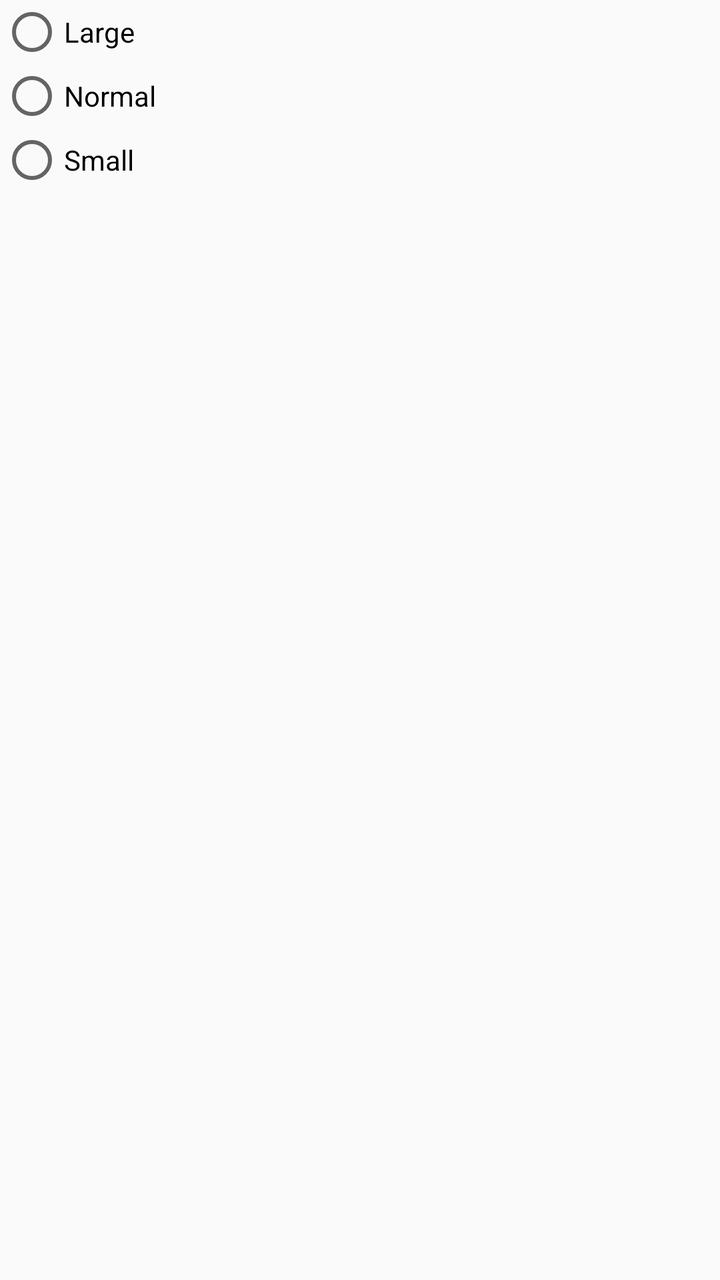
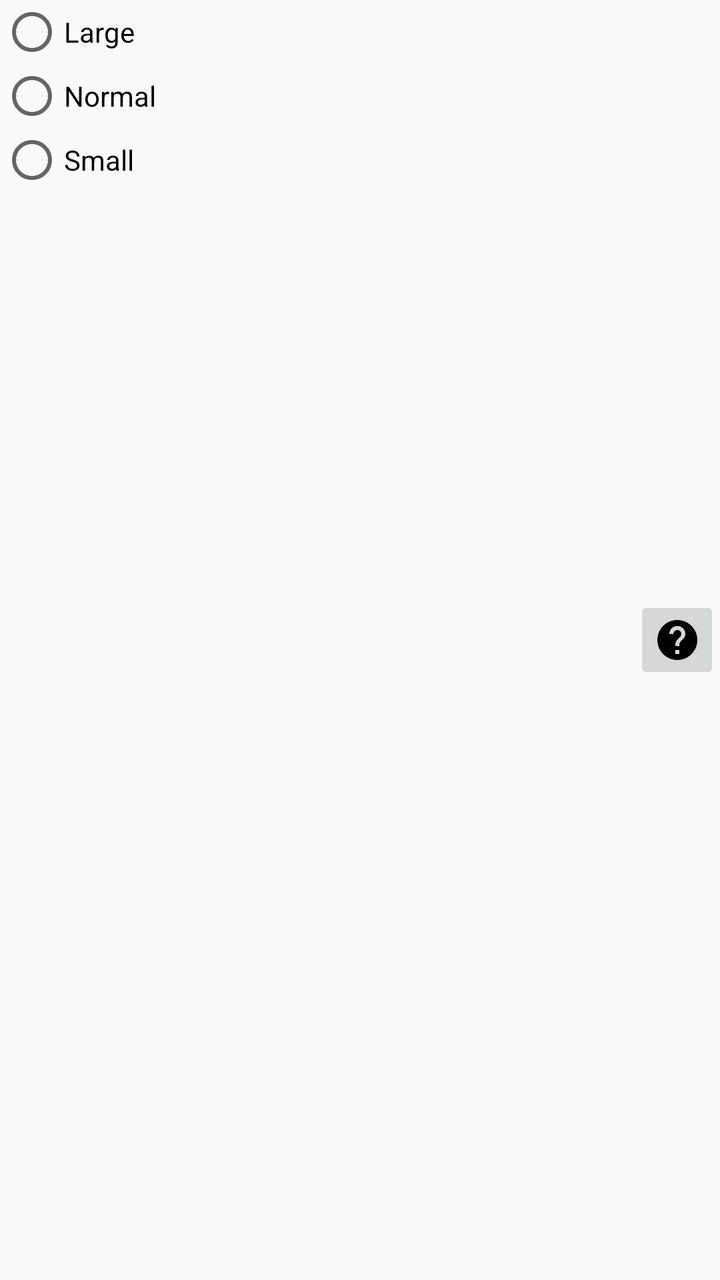

Screens rendered from an Android XML layout before and after an edit, with the pre-edit source and the edit as a unified diff.
<!-- AndroidManifest.xml: application theme AppTheme -->
<!-- res/layout/change_text_size_dialog_fragment.xml -->
<?xml version="1.0" encoding="utf-8"?>
<LinearLayout xmlns:android="http://schemas.android.com/apk/res/android"
    android:orientation="vertical" android:layout_width="match_parent"
    android:layout_height="match_parent">

    <RadioGroup
        android:id="@+id/text_size_radio_group"
        android:layout_width="wrap_content"
        android:layout_height="wrap_content">

        <RadioButton
            android:layout_width="wrap_content"
            android:layout_height="wrap_content"
            android:text="@string/large_size"
            android:id="@+id/large_size" />

        <RadioButton
            android:layout_width="wrap_content"
            android:layout_height="wrap_content"
            android:text="@string/normal_size"
            android:id="@+id/normal_size" />

        <RadioButton
            android:layout_width="wrap_content"
            android:layout_height="wrap_content"
            android:text="@string/small_size"
            android:id="@+id/small_size" />
    </RadioGroup>
</LinearLayout>
<!-- resources referenced by this layout -->
<resources>
  <string name="large_size">Large</string>
  <string name="normal_size">Normal</string>
  <string name="small_size">Small</string>
  <style name="AppTheme" parent="MyTheme.Base">
      </style>
  <style name="MyTheme.Base" parent="Theme.AppCompat.Light.DarkActionBar">
          <item name="windowNoTitle">true</item>
          <item name="windowActionBar">false</item>
          <item name="colorPrimary">#2196F3</item>
          <item name="colorPrimaryDark">#1976D2</item>
          <item name="colorAccent">#FF4081</item>
      </style>
</resources>

<!-- the commit's change to res/layout/change_text_size_dialog_fragment.xml (unified diff, before → after) -->
@@ -1,12 +1,13 @@
 <?xml version="1.0" encoding="utf-8"?>
 <LinearLayout xmlns:android="http://schemas.android.com/apk/res/android"
-    android:orientation="vertical" android:layout_width="match_parent"
-    android:layout_height="match_parent">
-
+    android:orientation="horizontal" android:layout_width="match_parent"
+    android:layout_height="match_parent"
+    android:weightSum="10">
     <RadioGroup
         android:id="@+id/text_size_radio_group"
-        android:layout_width="wrap_content"
-        android:layout_height="wrap_content">
+        android:layout_width="match_parent"
+        android:layout_height="wrap_content"
+        android:layout_weight="9">
 
         <RadioButton
             android:layout_width="wrap_content"
@@ -26,4 +27,11 @@
             android:text="@string/small_size"
             android:id="@+id/small_size" />
     </RadioGroup>
+    <ImageButton
+        android:id="@+id/text_size_help"
+        android:layout_width="wrap_content"
+        android:layout_height="wrap_content"
+        android:layout_weight="1"
+        android:layout_gravity="center"
+        android:src="@drawable/ic_help_black_24dp" />
 </LinearLayout>
<!-- resource entries referenced after the edit -->
@@ -1,5 +1,6 @@
 <!-- resources referenced by this layout -->
 <resources>
+  <!-- drawable ic_help_black_24dp: png bitmap (drawable-hdpi, 458 bytes) -->
   <string name="large_size">Large</string>
   <string name="normal_size">Normal</string>
   <string name="small_size">Small</string>
@@ -8,9 +9,10 @@
   <style name="MyTheme.Base" parent="Theme.AppCompat.Light.DarkActionBar">
           <item name="windowNoTitle">true</item>
           <item name="windowActionBar">false</item>
-          <item name="colorPrimary">#2196F3</item>
+          <item name="colorPrimary">#EC407A</item>
           <item name="colorPrimaryDark">#1976D2</item>
-          <item name="colorAccent">#FF4081</item>
+          <item name="colorAccent">#EA80FC</item>
+  
       </style>
 </resources>
 
